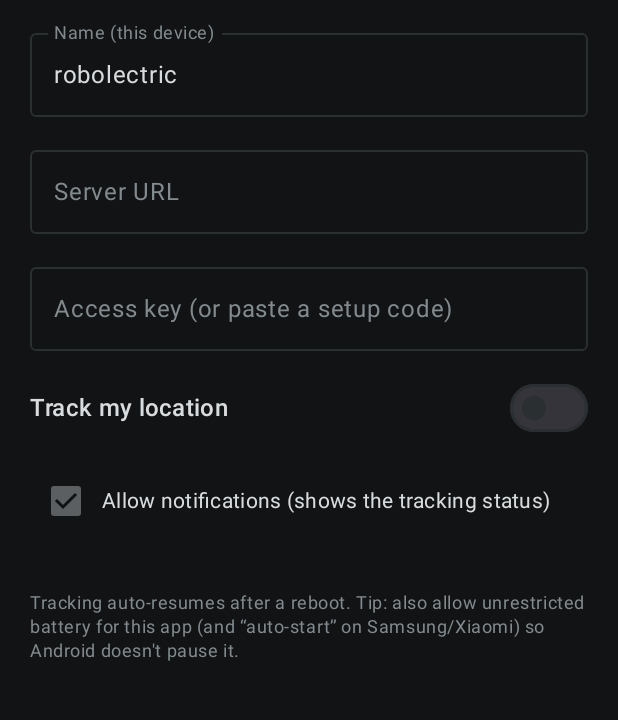
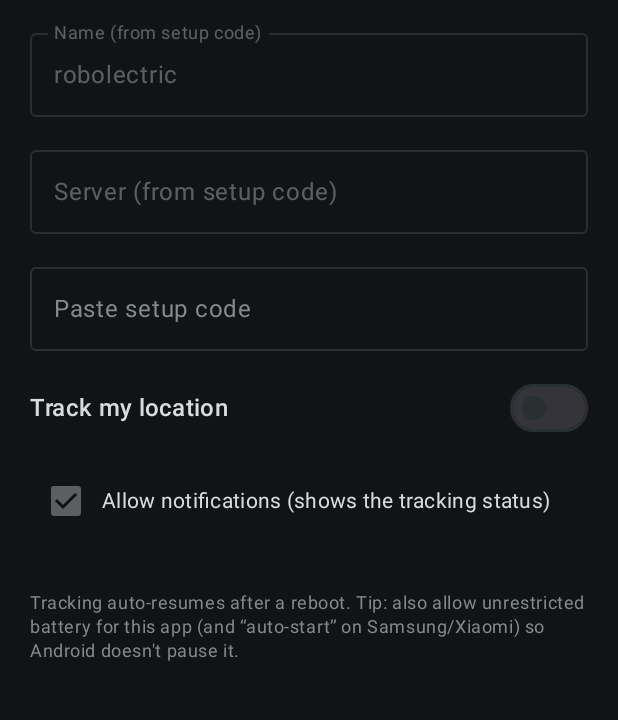
Before and after one commit to jeffmhopkins/JBrain, an Android app built with Jetpack Compose: the screen it shows after launch (MainActivity), on a phone screen of 412 x 824 dp, the part 189-909 px from its top. Run offline under Robolectric (Android 15) with nearby library versions, the phone set to English and light mode, and no system bars.

Commit message:
Tracker: paste-only setup; Name/Server are read-only
The tracker no longer lets you type the Name, Server, or key. The only
editable field is "Paste setup code" — pasting a jbt1 code fills Name +
Server + the location key, then clears itself (the secret never lingers
in the box). Name and Server show as read-only fields labeled "(from
setup code)". The code field is locked while tracking; stop tracking to
re-pair. Bump APK to versionCode 2 / 1.1.

https://claude.ai/code/session_01D2MNESD8vtTKuoj6c6DNsB

```diff
--- a/android/app/build.gradle.kts
+++ b/android/app/build.gradle.kts
@@ -26,8 +26,8 @@ android {
         applicationId = "com.jbrain.tracker"
         minSdk = 26
         targetSdk = 34
-        versionCode = 1
-        versionName = "1.0"
+        versionCode = 2
+        versionName = "1.1"
 
         buildConfigField("String", "JBRAIN_DOMAIN", "\"${secret("JBRAIN_DOMAIN", "https://example.com")}\"")
         buildConfigField("String", "JBRAIN_KEY", "\"${secret("JBRAIN_KEY", "")}\"")
--- a/android/app/src/main/java/com/jbrain/tracker/MainActivity.kt
+++ b/android/app/src/main/java/com/jbrain/tracker/MainActivity.kt
@@ -37,7 +37,6 @@ import androidx.compose.ui.Alignment
 import androidx.compose.ui.Modifier
 import androidx.compose.ui.graphics.Color
 import androidx.compose.ui.platform.LocalContext
-import androidx.compose.ui.text.input.PasswordVisualTransformation
 import androidx.compose.ui.text.style.TextAlign
 import androidx.compose.ui.unit.dp
 import kotlinx.coroutines.delay
@@ -72,11 +71,11 @@ class MainActivity : ComponentActivity() {
 private fun TrackerScreen(modifier: Modifier = Modifier) {
     val ctx = LocalContext.current
     var serverUrl by remember { mutableStateOf(Settings.serverUrl(ctx)) }
-    var key by remember { mutableStateOf(Settings.key(ctx)) }
     var name by remember { mutableStateOf(Settings.name(ctx)) }
     var tracking by remember { mutableStateOf(Settings.enabled(ctx)) }
     var status by remember { mutableStateOf("") }
     var queued by remember { mutableStateOf(FixQueue.size(ctx)) }
+    var codeInput by remember { mutableStateOf("") }   // the ONLY editable field
 
     fun hasNotif(): Boolean =
         Build.VERSION.SDK_INT < Build.VERSION_CODES.TIRAMISU ||
@@ -123,7 +122,7 @@ private fun TrackerScreen(modifier: Modifier = Modifier) {
 
     fun requestEnable() {
         if (!Settings.isConfigured(ctx)) {
-            status = "Set the server URL and access key first."
+            status = "Paste a setup code first (from JBrain → People → Copy setup code)."
             tracking = false
             return
         }
@@ -164,34 +163,34 @@ private fun TrackerScreen(modifier: Modifier = Modifier) {
             color = MaterialTheme.colorScheme.onSurfaceVariant,
         )
 
-        // While tracking is ON the config is locked — turn tracking off to edit it.
-        val editable = !tracking
+        // Name + Server are read-only — they're set by the setup code, never typed.
         OutlinedTextField(
-            value = name, onValueChange = { name = it; Settings.setName(ctx, it) },
-            label = { Text("Name (this device)") }, singleLine = true, enabled = editable,
+            value = name, onValueChange = {}, readOnly = true, enabled = false,
+            label = { Text("Name (from setup code)") }, singleLine = true,
             modifier = Modifier.fillMaxWidth(),
         )
         OutlinedTextField(
-            value = serverUrl, onValueChange = { serverUrl = it; Settings.setServerUrl(ctx, it) },
-            label = { Text("Server URL") }, singleLine = true, enabled = editable,
+            value = serverUrl, onValueChange = {}, readOnly = true, enabled = false,
+            label = { Text("Server (from setup code)") }, singleLine = true,
             modifier = Modifier.fillMaxWidth(),
         )
+        // The ONLY editable field: paste the setup code from JBrain → People (it fills
+        // Name + Server + the location key). Locked while tracking; turn it off to change.
         OutlinedTextField(
-            value = key,
+            value = codeInput,
             onValueChange = { v ->
-                // Pasting a setup code (jbt1.…) fills Name + Server + Key at once.
                 val p = SetupCode.parse(v)
                 if (p != null) {
                     if (p.name.isNotBlank()) { name = p.name; Settings.setName(ctx, p.name) }
                     if (p.server.isNotBlank()) { serverUrl = p.server; Settings.setServerUrl(ctx, p.server) }
-                    key = p.key; Settings.setKey(ctx, p.key)
+                    Settings.setKey(ctx, p.key)
+                    codeInput = ""   // don't leave the secret sitting in the box
                     status = "Setup code applied" + (if (p.name.isNotBlank()) " for ${p.name}." else ".")
                 } else {
-                    key = v; Settings.setKey(ctx, v)
+                    codeInput = v
                 }
             },
-            label = { Text("Access key (or paste a setup code)") }, singleLine = true, enabled = editable,
-            visualTransformation = PasswordVisualTransformation(),
+            label = { Text("Paste setup code") }, singleLine = true, enabled = !tracking,
             modifier = Modifier.fillMaxWidth(),
         )
 
```
Also changed, not shown: 2 other files.
